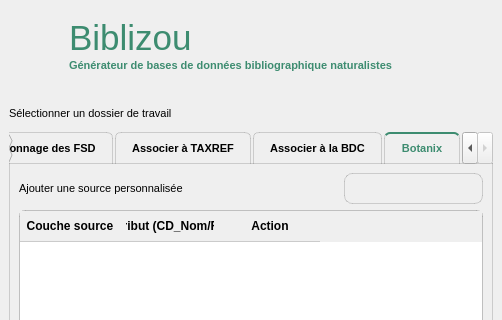
Above: biblizou_dockwidget_base.ui from Ki-Mor/biblizou before the change; both pictures show x 0 to 502 and y 0 to 320 of the 502 by 827 pixel window. Below: the same form after it.
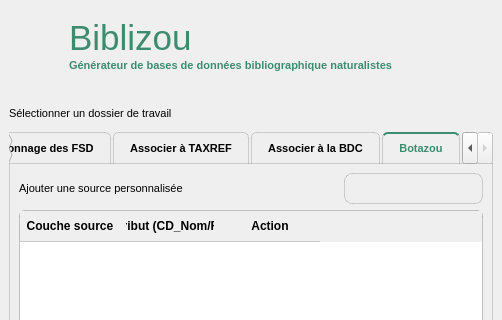
That is the form after the change. Icons and pictures are not drawn. Custom widgets are drawn as their Qt base class.

Commit message: Botanix devient Botazou, c'est plus rigolo

```diff
--- a/biblizou_dockwidget_base.ui
+++ b/biblizou_dockwidget_base.ui
@@ -1211,7 +1211,7 @@
       </widget>
       <widget class="QWidget" name="TabBotanix">
        <attribute name="title">
-        <string>Botanix</string>
+        <string>Botazou</string>
        </attribute>
        <layout class="QGridLayout" name="gridLayout_4">
         <item row="3" column="3">
```
Left out of the diff: 20 changed lines with no effect on the pictures. The commit also changes 5 other files.
